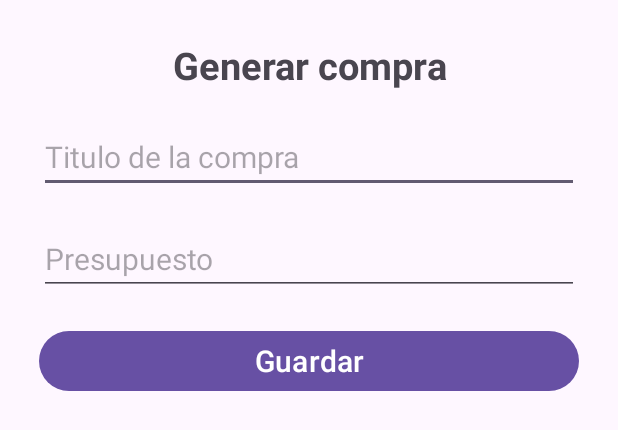
After one commit to EdgarFuentes100/segundaEvaluacion, an Android app: the layout item_bottom.xml on its own in the app's theme, with its tools: preview values and no code run, on a phone screen of 412 x 824 dp. The commit adds this screen. Shown: the top 430 px of the screen. Run offline under Robolectric (Android 15) with nearby library versions, the phone set to English and light mode, and no system bars.

Commit message:
Pantalla principal creada

```diff
--- a/app/build.gradle.kts
+++ b/app/build.gradle.kts
@@ -27,6 +27,9 @@ android {
         sourceCompatibility = JavaVersion.VERSION_1_8
         targetCompatibility = JavaVersion.VERSION_1_8
     }
+    buildFeatures {
+        viewBinding = true
+    }
 }
 
 dependencies {
@@ -35,6 +38,8 @@ dependencies {
     implementation("com.google.android.material:material:1.10.0")
     implementation("androidx.constraintlayout:constraintlayout:2.1.4")
     implementation("com.google.firebase:firebase-firestore:24.9.1")
+    implementation("androidx.legacy:legacy-support-v4:1.0.0")
+    implementation("androidx.recyclerview:recyclerview:1.3.0")
     testImplementation("junit:junit:4.13.2")
     androidTestImplementation("androidx.test.ext:junit:1.1.5")
     androidTestImplementation("androidx.test.espresso:espresso-core:3.5.1")
--- /dev/null
+++ b/app/src/main/res/layout/item_bottom.xml
@@ -0,0 +1,41 @@
+<?xml version="1.0" encoding="utf-8"?>
+<LinearLayout xmlns:android="http://schemas.android.com/apk/res/android"
+    android:layout_width="match_parent"
+    android:layout_height="match_parent"
+    android:orientation="vertical"
+    android:layout_margin="16dp">
+
+    <TextView
+        android:layout_width="match_parent"
+        android:layout_height="wrap_content"
+        android:text="Generar compra"
+        android:textAlignment="center"
+        android:textSize="25sp"
+        android:textStyle="bold"
+        android:layout_margin="10sp"/>
+    <EditText
+        android:id="@+id/edtTitulo"
+        android:layout_width="match_parent"
+        android:layout_height="wrap_content"
+        android:hint="Titulo de la compra"
+        android:textSize="20sp"
+        android:layout_margin="10sp"/>
+
+    <EditText
+        android:id="@+id/edtPresupuesto"
+        android:layout_width="match_parent"
+        android:layout_height="wrap_content"
+        android:hint="Presupuesto"
+        android:layout_margin="10sp"
+        android:inputType="numberDecimal"
+        android:textSize="20sp"/>
+
+    <Button
+        android:id="@+id/btnGuardar"
+        android:layout_width="match_parent"
+        android:layout_height="wrap_content"
+        android:text="Guardar"
+        android:layout_margin="10sp"
+        android:textSize="20sp"/>
+
+</LinearLayout>
--- /dev/null
+++ b/app/src/main/res/values/dimens.xml
@@ -0,0 +1,5 @@
+<?xml version="1.0"?>
+<resources>
+    <dimen name="list_item_spacing">16dp</dimen>
+    <dimen name="list_item_spacing_half">8dp</dimen>
+</resources>
```
Also changed, not shown: app/src/main/java/com/example/segundaevaluacion/UI/MainActivity.java (+79 -5 lines), app/src/main/java/com/example/segundaevaluacion/clases/Compras.java (added, +43 -0 lines), app/src/main/res/layout/activity_main.xml (+87 -11 lines).
